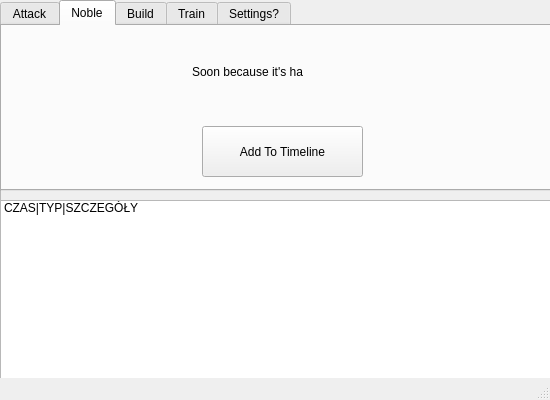
Before: the Qt Designer form main_win.ui in Erecik1/plemsy, drawn with Qt 5.
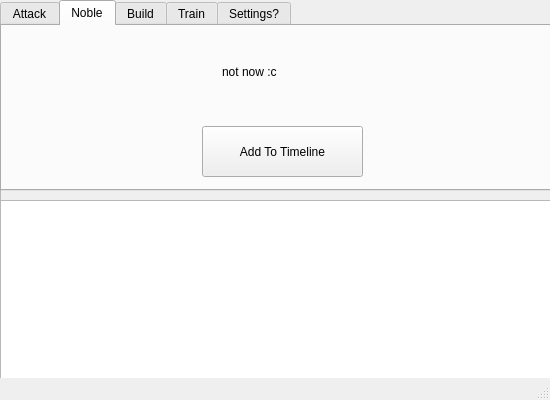
After: the same form once the commit is applied. The open tabs and pages were chosen to show the change.

Commit message: Attack module fixed

The edit to the form file:
```diff
--- a/main_win.ui
+++ b/main_win.ui
@@ -59,11 +59,6 @@
      <property name="viewMode">
       <enum>QListView::ListMode</enum>
      </property>
-     <item>
-      <property name="text">
-       <string>CZAS|TYP|SZCZEGÓŁY</string>
-      </property>
-     </item>
     </widget>
    </widget>
    <widget class="QTabWidget" name="tabWidget">
@@ -205,14 +200,14 @@
      <widget class="QLabel" name="label">
       <property name="geometry">
        <rect>
-        <x>190</x>
+        <x>220</x>
         <y>20</y>
         <width>111</width>
         <height>51</height>
        </rect>
       </property>
       <property name="text">
-       <string>Soon because it's hard</string>
+       <string>not now :c</string>
       </property>
      </widget>
     </widget>
```
Left out of the diff: 16 changed lines with no effect on the pictures. The commit also changes 1 other file.
